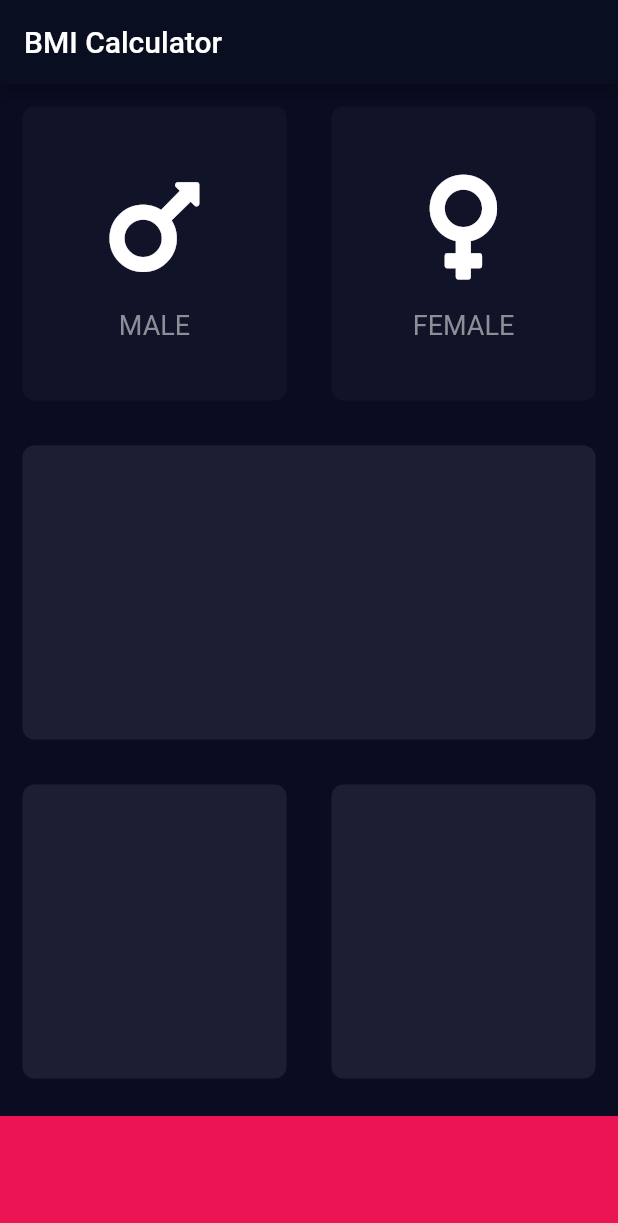
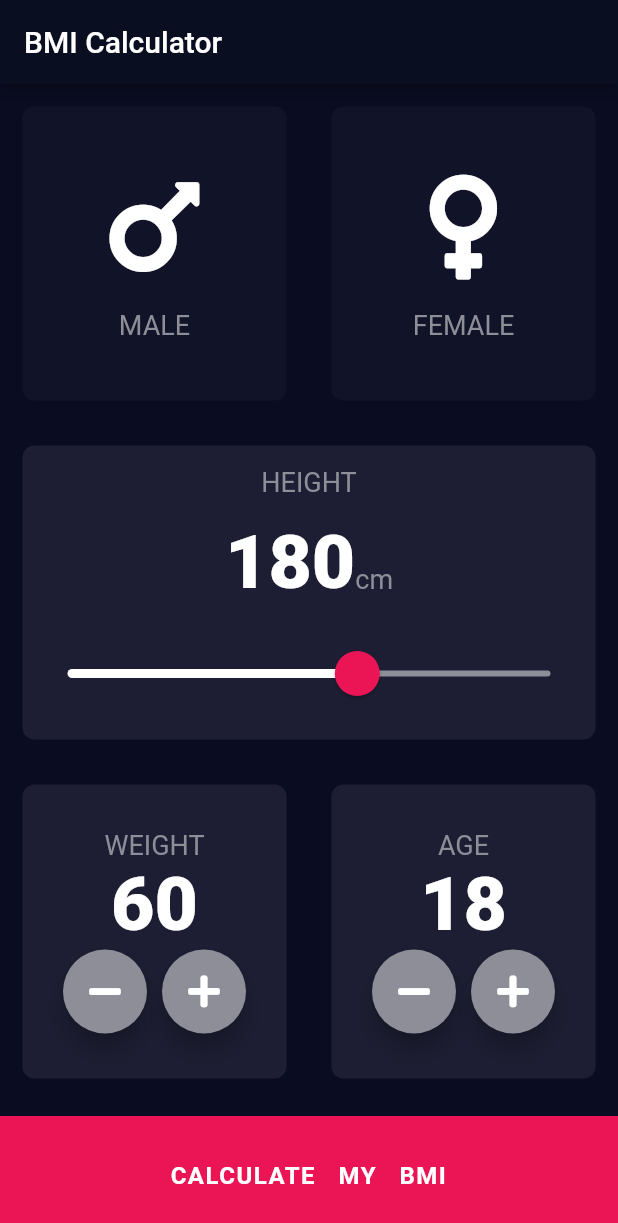
Before and after one commit to Zak9O/tests, a Flutter app: the screen it shows after launch, after a tap on "BMI Calculator", on a phone screen of 412 x 824 dp. Shown: the top 1223 px of the screen. Run offline on Flutter 3.47's test engine with Material 2 defaults, Android fonts, the phone set to English and light mode, and no system bars; our stand-ins replace audioplayers, font_awesome_flutter, rflutter_alert.

Commit message:
Added a lot of things

```diff
--- /dev/null
+++ b/lib/bmi_calculator/bmi_constants.dart
@@ -0,0 +1,24 @@
+import 'package:flutter/material.dart';
+
+///ReusableCardProperties
+const EdgeInsets kReusableCardMargin = EdgeInsets.all(15);
+const double kReusableCardBorderRadius = 8.0;
+
+///BottomContainerProperties
+const double kBottomContainerHeight = 80.0;
+const double kBottomContainerTopMargin = 10.0;
+
+///IconContent
+const double kIconContentSize = 80.0;
+
+///Text
+const TextStyle kSmallTextStyle =
+    TextStyle(fontSize: 18.0, color: Color(0xFF8D8E98));
+const TextStyle kBigTextStyle =
+    TextStyle(fontSize: 50.0, fontWeight: FontWeight.w900);
+
+///Colors
+const Color kGreyColor = Color(0xFF8D8E98);
+const Color kPinkColor = Color(0xFFEB1555);
+const Color kReusableCardActiveColor = Color(0xFF1D1E33);
+const Color kReusableCardInactiveColor = Color(0xFF111328);
--- a/lib/bmi_calculator/bmi_route.dart
+++ b/lib/bmi_calculator/bmi_route.dart
@@ -1,19 +1,9 @@
 import 'package:flutter/material.dart';
 import 'package:font_awesome_flutter/font_awesome_flutter.dart';
+import 'package:tests/bmi_calculator/button_changed_widget.dart';
 import 'package:tests/bmi_calculator/reusable_card.dart';
-
+import 'bmi_constants.dart';
 import 'icon_content.dart';
-
-///[ReusableCard]properties
-const Color reusableCardActiveColor = Color(0xFF1D1E33);
-const Color reusableCardInactiveColor = Color(0xFF111328);
-
-///IconCard
-
-///BottomContainerProperties
-const Color bottomContainerColor = Color(0xFFEB1555);
-const double bottomContainerHeight = 80.0;
-const double bottomContainerTopMargin = 10.0;
 
 //Enum used for identifying which icon where pressed
 enum Gender { male, female }
@@ -25,6 +15,9 @@ class BmiCalculator extends StatefulWidget {
 
 class _BmiCalculatorState extends State<BmiCalculator> {
   Gender selectedGender;
+  int heightValue = 180;
+  int weightValue = 60;
+  int ageValue = 18;
 
   @override
   Widget build(BuildContext context) {
@@ -38,63 +31,164 @@ class _BmiCalculatorState extends State<BmiCalculator> {
           title: Text("BMI Calculator"),
         ),
         body: Column(
+          crossAxisAlignment: CrossAxisAlignment.stretch,
           children: <Widget>[
             Expanded(
               child: Row(
                 children: <Widget>[
                   Expanded(
-                    child: GestureDetector(
+                    child: ReusableCard(
+                      color: selectedGender == Gender.male
+                          ? kReusableCardActiveColor
+                          : kReusableCardInactiveColor,
                       onTap: () {
                         setState(() {
                           selectedGender = Gender.male;
                         });
                       },
-                      child: ReusableCard(
-                        color: selectedGender == Gender.male
-                            ? reusableCardActiveColor
-                            : reusableCardInactiveColor,
                       child: IconContent(
                         icon: FontAwesomeIcons.mars,
                         text: "MALE",
                       ),
                     ),
                   ),
-                  ),
                   Expanded(
-                    child: GestureDetector(
+                    child: ReusableCard(
+                      color: selectedGender == Gender.female
+                          ? kReusableCardActiveColor
+                          : kReusableCardInactiveColor,
                       onTap: () {
                         setState(() {
                           selectedGender = Gender.female;
                         });
                       },
-                      child: ReusableCard(
-                        color: selectedGender == Gender.female
-                            ? reusableCardActiveColor
-                            : reusableCardInactiveColor,
                       child: IconContent(
                         icon: FontAwesomeIcons.venus,
                         text: "FEMALE",
                       ),
                     ),
                   ),
+                ],
+              ),
+            ),
+            Expanded(
+              child: ReusableCard(
+                color: kReusableCardActiveColor,
+                child: Column(
+                  mainAxisAlignment: MainAxisAlignment.spaceEvenly,
+                  children: <Widget>[
+                    Text(
+                      "HEIGHT",
+                      style: kSmallTextStyle,
+                    ),
+                    Row(
+                      mainAxisAlignment: MainAxisAlignment.center,
+                      crossAxisAlignment: CrossAxisAlignment.baseline,
+                      textBaseline: TextBaseline.alphabetic,
+                      children: <Widget>[
+                        Text(
+                          heightValue.toString(),
+                          style: kBigTextStyle,
+                        ),
+                        Text(
+                          "cm",
+                          style: kSmallTextStyle,
+                        )
+                      ],
+                    ),
+                    SliderTheme(
+                      data: SliderTheme.of(context).copyWith(
+                          activeTrackColor: Colors.white,
+                          inactiveTrackColor: kGreyColor,
+                          thumbColor: kPinkColor,
+                          thumbShape:
+                              RoundSliderThumbShape(enabledThumbRadius: 15.0),
+                          overlayShape:
+                              RoundSliderOverlayShape(overlayRadius: 30.0),
+                          overlayColor: Color(0x1fEB1555)),
+                      child: Slider(
+                        value: heightValue.toDouble(),
+                        min: 120.0,
+                        max: 220.0,
+                        onChanged: (value) {
+                          setState(() {
+                            heightValue = value.toInt();
+                          });
+                        },
+                      ),
                     ),
                   ],
                 ),
               ),
-            Expanded(child: ReusableCard(color: reusableCardActiveColor)),
+            ),
             Expanded(
               child: Row(
                 children: <Widget>[
-                  Expanded(child: ReusableCard(color: reusableCardActiveColor)),
-                  Expanded(child: ReusableCard(color: reusableCardActiveColor)),
+                  Expanded(
+                    child: ReusableCard(
+                      color: kReusableCardActiveColor,
+                      child: ButtonChangedWidget(
+                        button1Icon: FontAwesomeIcons.minus,
+                        button1Pressed: () {
+                          setState(() {
+                            weightValue--;
+                          });
+                        },
+                        button2Icon: FontAwesomeIcons.plus,
+                        button2Pressed: () {
+                          setState(() {
+                            weightValue++;
+                          });
+                        },
+                        buttonColor: kGreyColor,
+                        labelText: "WEIGHT",
+                        mainText: weightValue.toString(),
+                      ),
+                    ),
+                  ),
+                  Expanded(
+                    child: ReusableCard(
+                      color: kReusableCardActiveColor,
+                      child: ButtonChangedWidget(
+                        button1Icon: FontAwesomeIcons.minus,
+                        button1Pressed: () {
+                          setState(() {
+                            ageValue--;
+                          });
+                        },
+                        button2Icon: FontAwesomeIcons.plus,
+                        button2Pressed: () {
+                          setState(() {
+                            ageValue++;
+                          });
+                        },
+                        buttonColor: kGreyColor,
+                        labelText: "AGE",
+                        mainText: ageValue.toString(),
+                      ),
+                    ),
+                  ),
                 ],
               ),
             ),
             Container(
-              color: bottomContainerColor,
+              color: kPinkColor,
               width: double.infinity,
-              height: bottomContainerHeight,
-              margin: EdgeInsets.only(top: bottomContainerTopMargin),
+              height: kBottomContainerHeight,
+              margin: EdgeInsets.only(top: kBottomContainerTopMargin),
+              child: Center(
+                child: Text(
+                  "CALCULATE MY BMI",
+                  textAlign: TextAlign.center,
+                  style: TextStyle(
+                    color: Colors.white,
+                    fontWeight: FontWeight.bold,
+                    fontSize: 16.0,
+                    letterSpacing: 1.0,
+                    wordSpacing: 10.0,
+                  ),
+                ),
+              ),
             )
           ],
         ),
--- /dev/null
+++ b/lib/bmi_calculator/button_changed_widget.dart
@@ -0,0 +1,59 @@
+import 'package:flutter/material.dart';
+import 'package:tests/bmi_calculator/round_icon_buton.dart';
+
+import 'bmi_constants.dart';
+
+class ButtonChangedWidget extends StatelessWidget {
+  final Function button1Pressed;
+  final Function button2Pressed;
+  final IconData button1Icon;
+  final IconData button2Icon;
+  final Color buttonColor;
+
+  final String labelText;
+  final String mainText;
+
+  ButtonChangedWidget(
+      {this.button1Pressed,
+      this.button2Pressed,
+      this.button1Icon,
+      this.button2Icon,
+      this.buttonColor,
+      this.labelText,
+      this.mainText});
+
+  @override
+  Widget build(BuildContext context) {
+    return Column(
+      mainAxisAlignment: MainAxisAlignment.center,
+      children: <Widget>[
+        Text(
+          labelText,
+          style: kSmallTextStyle,
+        ),
+        Text(
+          mainText,
+          style: kBigTextStyle,
+        ),
+        Row(
+          mainAxisAlignment: MainAxisAlignment.center,
+          children: <Widget>[
+            RoundIconButton(
+              color: buttonColor,
+              icon: button1Icon,
+              onPressed: button1Pressed,
+            ),
+            SizedBox(
+              width: 10.0,
+            ),
+            RoundIconButton(
+              color: buttonColor,
+              icon: button2Icon,
+              onPressed: button2Pressed,
+            ),
+          ],
+        )
+      ],
+    );
+  }
+}
--- a/lib/bmi_calculator/icon_content.dart
+++ b/lib/bmi_calculator/icon_content.dart
@@ -1,14 +1,5 @@
 import 'package:flutter/material.dart';
-
-///Icon
-const double iconSize = 80.0;
-
-///SizedBox
-const double sizedBoxHeight = 15.0;
-
-///Text
-const double textFontSize = 18.0;
-const Color textColor = Color(0xFF8D8E98);
+import 'bmi_constants.dart';
 
 class IconContent extends StatelessWidget {
   final IconData icon;
@@ -24,15 +15,15 @@ class IconContent extends StatelessWidget {
       children: <Widget>[
         Icon(
           icon,
-          size: iconSize,
+          size: kIconContentSize,
           color: iconColor,
         ),
         SizedBox(
-          height: sizedBoxHeight,
+          height: 15.0,
         ),
         Text(
           text,
-          style: TextStyle(fontSize: textFontSize, color: textColor),
+          style: kSmallTextStyle,
         )
       ],
     );
--- a/lib/bmi_calculator/reusable_card.dart
+++ b/lib/bmi_calculator/reusable_card.dart
@@ -1,23 +1,24 @@
 import 'package:flutter/cupertino.dart';
-
-///Container
-const EdgeInsets containerMargin = EdgeInsets.all(15);
-const double containerBorderRadius = 8.0;
+import 'bmi_constants.dart';
 
 class ReusableCard extends StatelessWidget {
   final Color color;
   final Widget child;
+  final Function onTap;
 
-  ReusableCard({this.color, this.child});
+  ReusableCard({this.color, this.child, this.onTap});
 
   @override
   Widget build(BuildContext context) {
-    return Container(
-      child: child,
-      margin: containerMargin,
-      decoration: BoxDecoration(
-        borderRadius: BorderRadius.circular(containerBorderRadius),
-        color: color,
+    return GestureDetector(
+      onTap: onTap,
+      child: Container(
+        child: child,
+        margin: kReusableCardMargin,
+        decoration: BoxDecoration(
+          borderRadius: BorderRadius.circular(kReusableCardBorderRadius),
+          color: color,
+        ),
       ),
     );
   }
--- /dev/null
+++ b/lib/bmi_calculator/round_icon_buton.dart
@@ -0,0 +1,24 @@
+import 'package:flutter/material.dart';
+
+class RoundIconButton extends StatelessWidget {
+  final IconData icon;
+  final Color color;
+  final Function onPressed;
+
+  RoundIconButton({this.icon, this.color, this.onPressed});
+
+  @override
+  Widget build(BuildContext context) {
+    return RawMaterialButton(
+      onPressed: onPressed,
+      child: Icon(icon),
+      fillColor: color,
+      elevation: 6.0,
+      shape: CircleBorder(),
+      constraints: BoxConstraints.tightFor(
+        width: 56.0,
+        height: 56.0,
+      ),
+    );
+  }
+}
```
Lines whose indentation alone changed are shown as unchanged.
